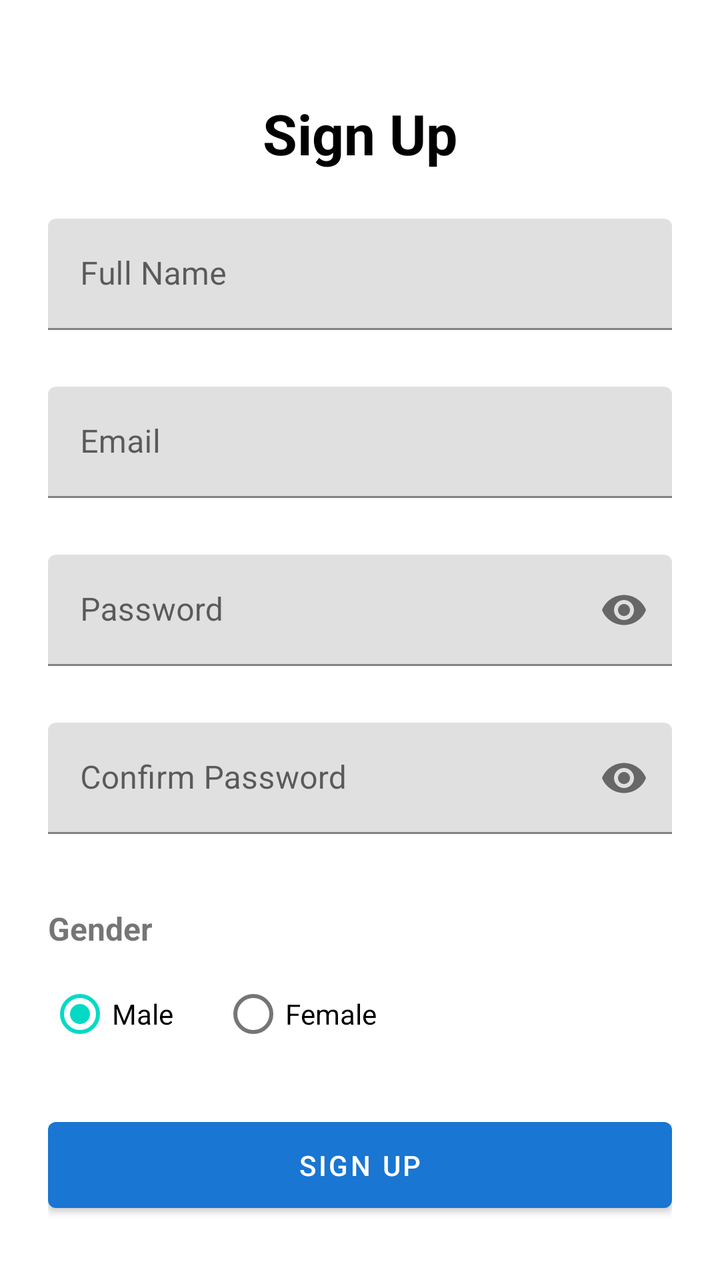
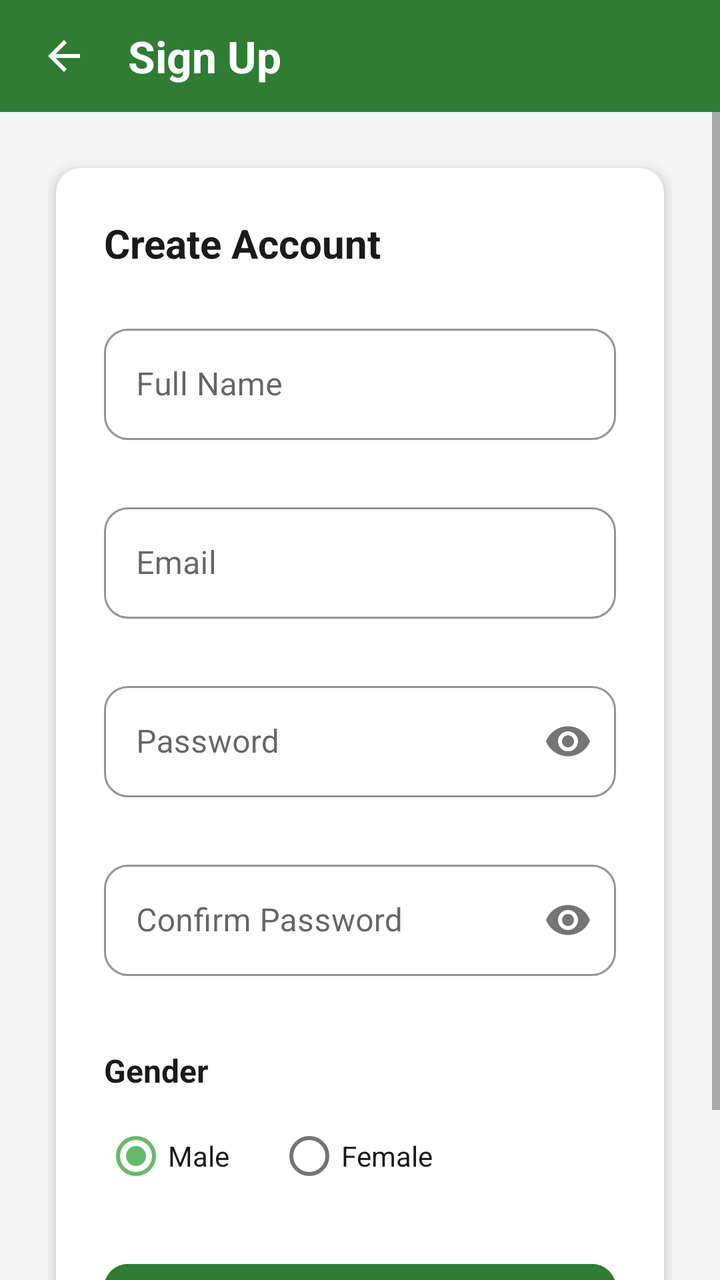

The first picture is an Android layout as it rendered before a commit; the second is the same layout after the commit. The layout source and the unified diff follow.
<!-- AndroidManifest.xml: application theme Theme.WorkoutTracker -->
<!-- res/layout/activity_sign_up.xml -->
<?xml version="1.0" encoding="utf-8"?>
<ScrollView xmlns:android="http://schemas.android.com/apk/res/android"
    xmlns:app="http://schemas.android.com/apk/res-auto"
    android:layout_width="match_parent"
    android:layout_height="match_parent"
    android:background="@color/white"
    android:fillViewport="true">

    <LinearLayout
        android:layout_width="match_parent"
        android:layout_height="wrap_content"
        android:orientation="vertical"
        android:padding="24dp"
        android:gravity="center_horizontal">

        <TextView
            android:layout_width="wrap_content"
            android:layout_height="wrap_content"
            android:text="Sign Up"
            android:textSize="28sp"
            android:textStyle="bold"
            android:textColor="@color/black"
            android:layout_marginTop="24dp"
            android:layout_marginBottom="24dp"/>

        <com.google.android.material.textfield.TextInputLayout
            android:id="@+id/tilName"
            android:layout_width="match_parent"
            android:layout_height="wrap_content"
            android:hint="Full Name"
            android:layout_marginBottom="8dp"
            app:errorEnabled="true">

            <com.google.android.material.textfield.TextInputEditText
                android:id="@+id/etName"
                android:layout_width="match_parent"
                android:layout_height="wrap_content"
                android:inputType="textPersonName" />
        </com.google.android.material.textfield.TextInputLayout>

        <com.google.android.material.textfield.TextInputLayout
            android:id="@+id/tilEmail"
            android:layout_width="match_parent"
            android:layout_height="wrap_content"
            android:hint="Email"
            android:layout_marginBottom="8dp"
            app:errorEnabled="true">

            <com.google.android.material.textfield.TextInputEditText
                android:id="@+id/etEmail"
                android:layout_width="match_parent"
                android:layout_height="wrap_content"
                android:inputType="textEmailAddress" />
        </com.google.android.material.textfield.TextInputLayout>

        <com.google.android.material.textfield.TextInputLayout
            android:id="@+id/tilPassword"
            android:layout_width="match_parent"
            android:layout_height="wrap_content"
            android:hint="Password"
            android:layout_marginBottom="8dp"
            app:errorEnabled="true"
            app:passwordToggleEnabled="true">

            <com.google.android.material.textfield.TextInputEditText
                android:id="@+id/etPassword"
                android:layout_width="match_parent"
                android:layout_height="wrap_content"
                android:inputType="textPassword" />
        </com.google.android.material.textfield.TextInputLayout>

        <com.google.android.material.textfield.TextInputLayout
            android:id="@+id/tilConfirmPassword"
            android:layout_width="match_parent"
            android:layout_height="wrap_content"
            android:hint="Confirm Password"
            android:layout_marginBottom="16dp"
            app:errorEnabled="true"
            app:passwordToggleEnabled="true">

            <com.google.android.material.textfield.TextInputEditText
                android:id="@+id/etConfirmPassword"
                android:layout_width="match_parent"
                android:layout_height="wrap_content"
                android:inputType="textPassword" />
        </com.google.android.material.textfield.TextInputLayout>

        <TextView
            android:layout_width="match_parent"
            android:layout_height="wrap_content"
            android:text="Gender"
            android:textSize="16sp"
            android:textStyle="bold"
            android:layout_marginBottom="8dp"/>

        <RadioGroup
            android:id="@+id/rgGender"
            android:layout_width="match_parent"
            android:layout_height="wrap_content"
            android:orientation="horizontal"
            android:layout_marginBottom="24dp">

            <RadioButton
                android:id="@+id/rbMale"
                android:layout_width="wrap_content"
                android:layout_height="wrap_content"
                android:text="Male"
                android:checked="true"
                android:layout_marginEnd="24dp"/>

            <RadioButton
                android:id="@+id/rbFemale"
                android:layout_width="wrap_content"
                android:layout_height="wrap_content"
                android:text="Female" />
        </RadioGroup>

        <Button
            android:id="@+id/btnSignUp"
            android:layout_width="match_parent"
            android:layout_height="wrap_content"
            android:text="Sign Up"
            android:padding="12dp" />

        <ProgressBar
            android:id="@+id/progressBar"
            android:layout_width="wrap_content"
            android:layout_height="wrap_content"
            android:layout_marginTop="16dp"
            android:visibility="gone" />

    </LinearLayout>
</ScrollView>
<!-- resources referenced by this layout -->
<resources>
  <color name="black">#FF000000</color>
  <color name="white">#FFFFFFFF</color>
  <style name="Theme.WorkoutTracker" parent="Base.Theme.WorkoutTracker" />
  <style name="Base.Theme.WorkoutTracker" parent="Theme.MaterialComponents.DayNight.NoActionBar">
          
          <item name="colorPrimary">@color/blue_primary</item>
          <item name="colorPrimaryVariant">@color/purple_700</item>
          <item name="colorOnPrimary">@color/white</item>
          
          <item name="colorSecondary">@color/teal_200</item>
          <item name="colorSecondaryVariant">@color/teal_700</item>
          <item name="colorOnSecondary">@color/black</item>
          
          <item name="android:statusBarColor">?attr/colorPrimaryVariant</item>
          
      </style>
  <color name="blue_primary">#1976D2</color>
  <color name="purple_700">#FF3700B3</color>
  <color name="teal_200">#FF03DAC5</color>
  <color name="teal_700">#FF018786</color>
</resources>

<!-- the commit's change to res/layout/activity_sign_up.xml (unified diff, before → after) -->
@@ -1,133 +1,232 @@
 <?xml version="1.0" encoding="utf-8"?>
-<ScrollView xmlns:android="http://schemas.android.com/apk/res/android"
+<LinearLayout xmlns:android="http://schemas.android.com/apk/res/android"
     xmlns:app="http://schemas.android.com/apk/res-auto"
     android:layout_width="match_parent"
     android:layout_height="match_parent"
-    android:background="@color/white"
-    android:fillViewport="true">
-
+    android:orientation="vertical"
+    android:background="@color/colorBackground">
+
+    
     <LinearLayout
         android:layout_width="match_parent"
-        android:layout_height="wrap_content"
-        android:orientation="vertical"
-        android:padding="24dp"
-        android:gravity="center_horizontal">
+        android:layout_height="56dp"
+        android:background="@color/colorPrimary"
+        android:orientation="horizontal"
+        android:gravity="center_vertical"
+        android:paddingHorizontal="8dp">
+
+        <ImageButton
+            android:layout_width="48dp"
+            android:layout_height="48dp"
+            android:background="?attr/selectableItemBackgroundBorderless"
+            android:src="@drawable/ic_back"
+            android:onClick="finish"
+            android:contentDescription="Back" />
 
         <TextView
             android:layout_width="wrap_content"
             android:layout_height="wrap_content"
             android:text="Sign Up"
-            android:textSize="28sp"
+            android:textSize="22sp"
             android:textStyle="bold"
-            android:textColor="@color/black"
-            android:layout_marginTop="24dp"
-            android:layout_marginBottom="24dp"/>
-
-        <com.google.android.material.textfield.TextInputLayout
-            android:id="@+id/tilName"
+            android:textColor="@color/white"
+            android:layout_marginStart="8dp" />
+
+    </LinearLayout>
+
+    <ScrollView
+        android:layout_width="match_parent"
+        android:layout_height="match_parent"
+        android:fillViewport="true">
+
+        <LinearLayout
             android:layout_width="match_parent"
             android:layout_height="wrap_content"
-            android:hint="Full Name"
-            android:layout_marginBottom="8dp"
-            app:errorEnabled="true">
-
-            <com.google.android.material.textfield.TextInputEditText
-                android:id="@+id/etName"
+            android:orientation="vertical"
+            android:padding="24dp">
+
+            
+            <com.google.android.material.card.MaterialCardView
                 android:layout_width="match_parent"
                 android:layout_height="wrap_content"
-                android:inputType="textPersonName" />
-        </com.google.android.material.textfield.TextInputLayout>
-
-        <com.google.android.material.textfield.TextInputLayout
-            android:id="@+id/tilEmail"
-            android:layout_width="match_parent"
-            android:layout_height="wrap_content"
-            android:hint="Email"
-            android:layout_marginBottom="8dp"
-            app:errorEnabled="true">
-
-            <com.google.android.material.textfield.TextInputEditText
-                android:id="@+id/etEmail"
-                android:layout_width="match_parent"
-                android:layout_height="wrap_content"
-                android:inputType="textEmailAddress" />
-        </com.google.android.material.textfield.TextInputLayout>
-
-        <com.google.android.material.textfield.TextInputLayout
-            android:id="@+id/tilPassword"
-            android:layout_width="match_parent"
-            android:layout_height="wrap_content"
-            android:hint="Password"
-            android:layout_marginBottom="8dp"
-            app:errorEnabled="true"
-            app:passwordToggleEnabled="true">
-
-            <com.google.android.material.textfield.TextInputEditText
-                android:id="@+id/etPassword"
-                android:layout_width="match_parent"
-                android:layout_height="wrap_content"
-                android:inputType="textPassword" />
-        </com.google.android.material.textfield.TextInputLayout>
-
-        <com.google.android.material.textfield.TextInputLayout
-            android:id="@+id/tilConfirmPassword"
-            android:layout_width="match_parent"
-            android:layout_height="wrap_content"
-            android:hint="Confirm Password"
-            android:layout_marginBottom="16dp"
-            app:errorEnabled="true"
-            app:passwordToggleEnabled="true">
-
-            <com.google.android.material.textfield.TextInputEditText
-                android:id="@+id/etConfirmPassword"
-                android:layout_width="match_parent"
-                android:layout_height="wrap_content"
-                android:inputType="textPassword" />
-        </com.google.android.material.textfield.TextInputLayout>
-
-        <TextView
-            android:layout_width="match_parent"
-            android:layout_height="wrap_content"
-            android:text="Gender"
-            android:textSize="16sp"
-            android:textStyle="bold"
-            android:layout_marginBottom="8dp"/>
-
-        <RadioGroup
-            android:id="@+id/rgGender"
-            android:layout_width="match_parent"
-            android:layout_height="wrap_content"
-            android:orientation="horizontal"
-            android:layout_marginBottom="24dp">
-
-            <RadioButton
-                android:id="@+id/rbMale"
-                android:layout_width="wrap_content"
-                android:layout_height="wrap_content"
-                android:text="Male"
-                android:checked="true"
-                android:layout_marginEnd="24dp"/>
-
-            <RadioButton
-                android:id="@+id/rbFemale"
-                android:layout_width="wrap_content"
-                android:layout_height="wrap_content"
-                android:text="Female" />
-        </RadioGroup>
-
-        <Button
-            android:id="@+id/btnSignUp"
-            android:layout_width="match_parent"
-            android:layout_height="wrap_content"
-            android:text="Sign Up"
-            android:padding="12dp" />
-
-        <ProgressBar
-            android:id="@+id/progressBar"
-            android:layout_width="wrap_content"
-            android:layout_height="wrap_content"
-            android:layout_marginTop="16dp"
-            android:visibility="gone" />
-
-    </LinearLayout>
-</ScrollView>
+                app:cardCornerRadius="12dp"
+                app:cardElevation="4dp"
+                app:cardBackgroundColor="@color/colorSurface"
+                android:layout_margin="4dp">
+
+                <LinearLayout
+                    android:layout_width="match_parent"
+                    android:layout_height="wrap_content"
+                    android:orientation="vertical"
+                    android:padding="24dp">
+
+                    <TextView
+                        android:layout_width="wrap_content"
+                        android:layout_height="wrap_content"
+                        android:text="Create Account"
+                        android:textSize="20sp"
+                        android:textStyle="bold"
+                        android:textColor="@color/colorTextPrimary"
+                        android:layout_marginBottom="24dp"/>
+
+                    <com.google.android.material.textfield.TextInputLayout
+                        android:id="@+id/tilName"
+                        style="@style/Widget.MaterialComponents.TextInputLayout.OutlinedBox"
+                        android:layout_width="match_parent"
+                        android:layout_height="wrap_content"
+                        android:hint="Full Name"
+                        android:layout_marginBottom="8dp"
+                        app:errorEnabled="true"
+                        app:boxStrokeColor="@color/colorPrimary"
+                        app:hintTextColor="@color/colorPrimary"
+                        app:boxCornerRadiusTopStart="12dp"
+                        app:boxCornerRadiusTopEnd="12dp"
+                        app:boxCornerRadiusBottomStart="12dp"
+                        app:boxCornerRadiusBottomEnd="12dp">
+
+                        <com.google.android.material.textfield.TextInputEditText
+                            android:id="@+id/etName"
+                            android:layout_width="match_parent"
+                            android:layout_height="wrap_content"
+                            android:inputType="textPersonName"
+                            android:textColor="@color/colorTextPrimary"
+                            android:textSize="16sp" />
+                    </com.google.android.material.textfield.TextInputLayout>
+
+                    <com.google.android.material.textfield.TextInputLayout
+                        android:id="@+id/tilEmail"
+                        style="@style/Widget.MaterialComponents.TextInputLayout.OutlinedBox"
+                        android:layout_width="match_parent"
+                        android:layout_height="wrap_content"
+                        android:hint="Email"
+                        android:layout_marginBottom="8dp"
+                        app:errorEnabled="true"
+                        app:boxStrokeColor="@color/colorPrimary"
+                        app:hintTextColor="@color/colorPrimary"
+                        app:boxCornerRadiusTopStart="12dp"
+                        app:boxCornerRadiusTopEnd="12dp"
+                        app:boxCornerRadiusBottomStart="12dp"
+                        app:boxCornerRadiusBottomEnd="12dp">
+
+                        <com.google.android.material.textfield.TextInputEditText
+                            android:id="@+id/etEmail"
+                            android:layout_width="match_parent"
+                            android:layout_height="wrap_content"
+                            android:inputType="textEmailAddress"
+                            android:textColor="@color/colorTextPrimary"
+                            android:textSize="16sp" />
+                    </com.google.android.material.textfield.TextInputLayout>
+
+                    <com.google.android.material.textfield.TextInputLayout
+                        android:id="@+id/tilPassword"
+                        style="@style/Widget.MaterialComponents.TextInputLayout.OutlinedBox"
+                        android:layout_width="match_parent"
+                        android:layout_height="wrap_content"
+                        android:hint="Password"
+                        android:layout_marginBottom="8dp"
+                        app:errorEnabled="true"
+                        app:passwordToggleEnabled="true"
+                        app:boxStrokeColor="@color/colorPrimary"
+                        app:hintTextColor="@color/colorPrimary"
+                        app:boxCornerRadiusTopStart="12dp"
+                        app:boxCornerRadiusTopEnd="12dp"
+                        app:boxCornerRadiusBottomStart="12dp"
+                        app:boxCornerRadiusBottomEnd="12dp">
+
+                        <com.google.android.material.textfield.TextInputEditText
+                            android:id="@+id/etPassword"
+                            android:layout_width="match_parent"
+                            android:layout_height="wrap_content"
+                            android:inputType="textPassword"
+                            android:textColor="@color/colorTextPrimary"
+                            android:textSize="16sp" />
+                    </com.google.android.material.textfield.TextInputLayout>
+
+                    <com.google.android.material.textfield.TextInputLayout
+                        android:id="@+id/tilConfirmPassword"
+                        style="@style/Widget.MaterialComponents.TextInputLayout.OutlinedBox"
+                        android:layout_width="match_parent"
+                        android:layout_height="wrap_content"
+                        android:hint="Confirm Password"
+                        android:layout_marginBottom="16dp"
+                        app:errorEnabled="true"
+                        app:passwordToggleEnabled="true"
+                        app:boxStrokeColor="@color/colorPrimary"
+                        app:hintTextColor="@color/colorPrimary"
+                        app:boxCornerRadiusTopStart="12dp"
+                        app:boxCornerRadiusTopEnd="12dp"
+                        app:boxCornerRadiusBottomStart="12dp"
+                        app:boxCornerRadiusBottomEnd="12dp">
+
+                        <com.google.android.material.textfield.TextInputEditText
+                            android:id="@+id/etConfirmPassword"
+                            android:layout_width="match_parent"
+                            android:layout_height="wrap_content"
+                            android:inputType="textPassword"
+                            android:textColor="@color/colorTextPrimary"
+                            android:textSize="16sp" />
+                    </com.google.android.material.textfield.TextInputLayout>
+
+                    <TextView
+                        android:layout_width="match_parent"
+                        android:layout_height="wrap_content"
+                        android:text="Gender"
+                        android:textColor="@color/colorTextPrimary"
+                        android:textSize="16sp"
+                        android:textStyle="bold"
+                        android:layout_marginBottom="8dp"/>
+
+                    <RadioGroup
+                        android:id="@+id/rgGender"
+                        android:layout_width="match_parent"
+                        android:layout_height="wrap_content"
+                        android:orientation="horizontal"
+                        android:layout_marginBottom="24dp">
+
+                        <com.google.android.material.radiobutton.MaterialRadioButton
+                            android:id="@+id/rbMale"
+                            android:layout_width="wrap_content"
+                            android:layout_height="wrap_content"
+                            android:text="Male"
+                            android:textColor="@color/colorTextPrimary"
+                            android:checked="true"
+                            android:layout_marginEnd="24dp"
+                            app:useMaterialThemeColors="true" />
+
+                        <com.google.android.material.radiobutton.MaterialRadioButton
+                            android:id="@+id/rbFemale"
+                            android:layout_width="wrap_content"
+                            android:layout_height="wrap_content"
+                            android:textColor="@color/colorTextPrimary"
+                            android:text="Female"
+                            app:useMaterialThemeColors="true" />
+                    </RadioGroup>
+
+                    <com.google.android.material.button.MaterialButton
+                        android:id="@+id/btnSignUp"
+                        android:layout_width="match_parent"
+                        android:layout_height="wrap_content"
+                        android:text="Sign Up"
+                        android:textSize="16sp"
+                        android:textStyle="bold"
+                        android:padding="14dp"
+                        android:backgroundTint="@color/colorPrimary"
+                        android:textColor="@color/white"
+                        app:cornerRadius="12dp" />
+
+                    <ProgressBar
+                        android:id="@+id/progressBar"
+                        android:layout_width="wrap_content"
+                        android:layout_height="wrap_content"
+                        android:layout_gravity="center"
+                        android:layout_marginTop="16dp"
+                        android:visibility="gone"
+                        android:indeterminateTint="@color/colorPrimary" />
+
+                </LinearLayout>
+            </com.google.android.material.card.MaterialCardView>
+
+        </LinearLayout>
+    </ScrollView>
+
+</LinearLayout>
<!-- resource entries referenced after the edit -->
@@ -1,24 +1,36 @@
 <!-- resources referenced by this layout -->
 <resources>
-  <color name="black">#FF000000</color>
-  <color name="white">#FFFFFFFF</color>
+  <color name="colorBackground">#F5F5F5</color>
+  <color name="colorPrimary">#2E7D32</color>
+  <color name="colorSurface">#FFFFFF</color>
+  <color name="colorTextPrimary">#1A1A1A</color>
+  <color name="white">#FFFFFF</color>
+  <!-- drawable ic_back (drawable) -->
+  <vector xmlns:android="http://schemas.android.com/apk/res/android"
+      android:width="24dp"
+      android:height="24dp"
+      android:viewportWidth="24"
+      android:viewportHeight="24">
+    <path
+        android:fillColor="#FFFFFF"
+        android:pathData="M20,11H7.83l5.59-5.59L12,4l-8,8 8,8 1.41-1.41L7.83,13H20v-2z"/>
+  </vector>
   <style name="Theme.WorkoutTracker" parent="Base.Theme.WorkoutTracker" />
-  <style name="Base.Theme.WorkoutTracker" parent="Theme.MaterialComponents.DayNight.NoActionBar">
+  <style name="Base.Theme.WorkoutTracker" parent="Theme.MaterialComponents.Light.NoActionBar">
           
-          <item name="colorPrimary">@color/blue_primary</item>
-          <item name="colorPrimaryVariant">@color/purple_700</item>
+          <item name="colorPrimary">@color/colorPrimary</item>
+          <item name="colorPrimaryVariant">@color/colorPrimaryDark</item>
           <item name="colorOnPrimary">@color/white</item>
           
-          <item name="colorSecondary">@color/teal_200</item>
-          <item name="colorSecondaryVariant">@color/teal_700</item>
-          <item name="colorOnSecondary">@color/black</item>
+          <item name="colorSecondary">@color/colorAccent</item>
+          <item name="colorSecondaryVariant">@color/colorPrimaryDark</item>
+          <item name="colorOnSecondary">@color/white</item>
           
           <item name="android:statusBarColor">?attr/colorPrimaryVariant</item>
           
+          <item name="android:windowBackground">@color/colorBackground</item>
       </style>
-  <color name="blue_primary">#1976D2</color>
-  <color name="purple_700">#FF3700B3</color>
-  <color name="teal_200">#FF03DAC5</color>
-  <color name="teal_700">#FF018786</color>
+  <color name="colorPrimaryDark">#1B5E20</color>
+  <color name="colorAccent">#66BB6A</color>
 </resources>
 
